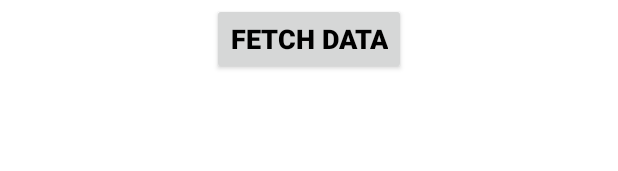
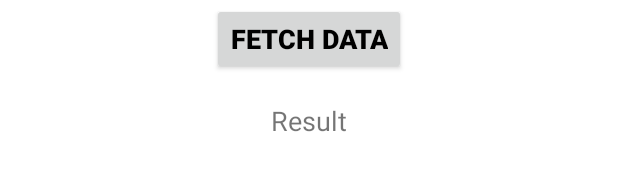
Before and after one commit to Anilkumarppt/SampleHiltRetrofit, an Android app: the layout activity_main.xml on its own in the app's theme, with its tools: preview values and no code run, on a phone screen of 412 x 824 dp. Shown: the part 579-750 px from the top of the screen. Run offline under Robolectric (Android 15) with nearby library versions, the phone set to English and light mode, and no system bars.

```diff
--- a/app/src/main/res/layout/activity_main.xml
+++ b/app/src/main/res/layout/activity_main.xml
@@ -10,24 +10,39 @@
         android:id="@+id/pbDog"
         android:layout_width="100dp"
         android:layout_height="100dp"
+        android:visibility="gone"
+        app:layout_constraintBottom_toBottomOf="parent"
+        app:layout_constraintEnd_toEndOf="parent"
+        app:layout_constraintHorizontal_bias="0.5"
         app:layout_constraintStart_toStartOf="parent"
-        app:layout_constraintHorizontal_bias="0.5"
-        app:layout_constraintEnd_toEndOf="parent"
-        app:layout_constraintTop_toTopOf="parent"
-        android:visibility="gone"
-        app:layout_constraintBottom_toBottomOf="parent"/>
+        app:layout_constraintTop_toTopOf="parent" />
 
     <androidx.appcompat.widget.AppCompatButton
+        android:id="@+id/fetch_btn"
         android:layout_width="wrap_content"
         android:layout_height="wrap_content"
-        android:id="@+id/fetch_btn"
         android:text="Fetch Data"
         android:textColor="@color/black"
         android:textSize="18sp"
         android:textStyle="bold"
         app:layout_constraintBottom_toBottomOf="parent"
+        app:layout_constraintEnd_toEndOf="parent"
         app:layout_constraintLeft_toLeftOf="parent"
         app:layout_constraintRight_toRightOf="parent"
+        app:layout_constraintStart_toStartOf="parent"
         app:layout_constraintTop_toTopOf="parent" />
 
+    <TextView
+        android:id="@+id/txt_result"
+        android:layout_width="wrap_content"
+        android:layout_height="wrap_content"
+        android:layout_marginTop="18dp"
+        android:gravity="center_horizontal"
+        android:text="Result"
+        app:layout_constraintLeft_toLeftOf="parent"
+        app:layout_constraintRight_toRightOf="parent"
+        android:textAlignment="center"
+        android:textSize="18sp"
+        app:layout_constraintTop_toBottomOf="@+id/fetch_btn" />
+
 </androidx.constraintlayout.widget.ConstraintLayout>
```
Also changed, not shown: app/src/main/java/com/example/samplehiltretrofit/ui/MainActivity.kt (+58 -19 lines), app/src/main/java/com/example/samplehiltretrofit/util/Event.kt (added, +27 -0 lines), app/src/main/java/com/example/samplehiltretrofit/viewmodel/CharacterListViewModel.kt (+41 -7 lines).
